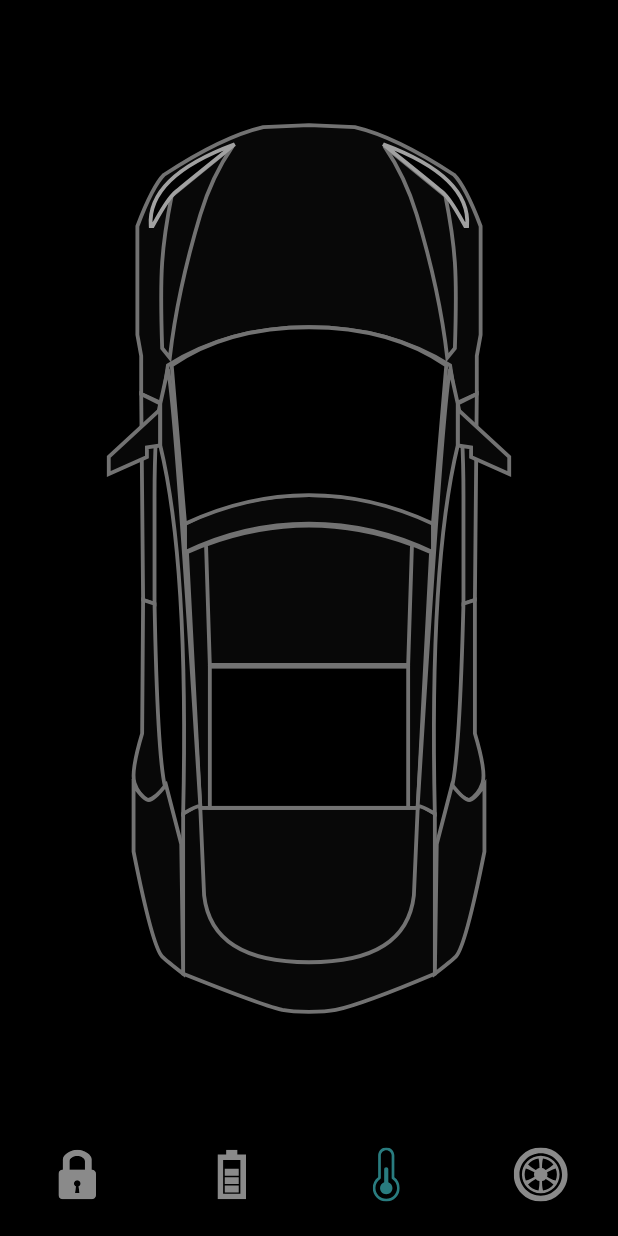
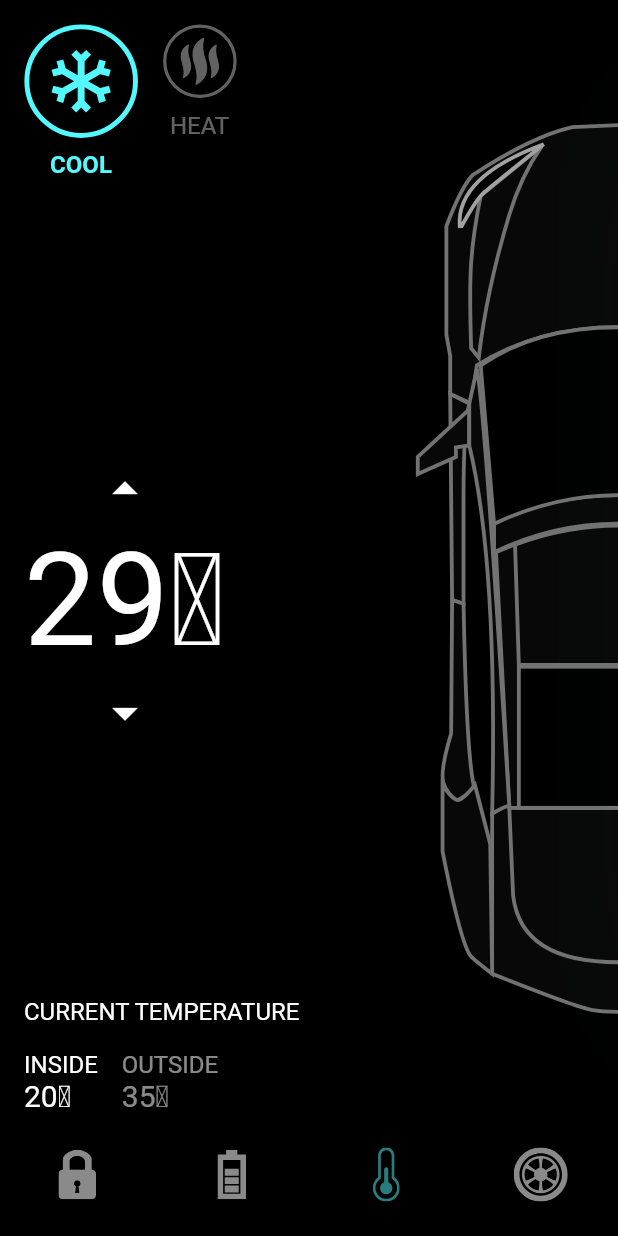
Before and after one commit to denissavishchev/car_setup, a Flutter app: the screen it shows after launch, item 3 of the bottom bar chosen, on a phone screen of 412 x 824 dp. Run offline on Flutter 3.47's test engine with Material 2 defaults, Android fonts, the phone set to English and light mode, and no system bars; our stand-ins replace flutter_svg.

```diff
--- a/lib/main.dart
+++ b/lib/main.dart
@@ -10,7 +10,7 @@ class MyApp extends StatelessWidget {
 
   @override
   Widget build(BuildContext context) {
-    return MaterialApp(
+    return const MaterialApp(
       debugShowCheckedModeBanner: false,
       home: HomeScreen(),
     );
--- a/lib/screens/components/battery_status.dart
+++ b/lib/screens/components/battery_status.dart
@@ -16,7 +16,7 @@ class BatteryStatus extends StatelessWidget {
         const Text('220 mi', style: TextStyle(color: Colors.white, fontSize: 42, fontWeight: FontWeight.bold),),
         const Text('62%', style: TextStyle(color: Colors.white, fontSize: 24, fontWeight: FontWeight.bold),),
         const Spacer(),
-        Text('Charging'.toUpperCase(), style: TextStyle(color: Colors.white, fontSize: 24, fontWeight: FontWeight.bold),),
+        Text('Charging'.toUpperCase(), style: const TextStyle(color: Colors.white, fontSize: 24, fontWeight: FontWeight.bold),),
         const Text('18 min remaining', style: TextStyle(color: Colors.white, fontSize: 24, fontWeight: FontWeight.bold),),
         SizedBox(height: constraints.maxHeight * 0.14,),
         Row(
--- /dev/null
+++ b/lib/screens/components/temp_details.dart
@@ -0,0 +1,100 @@
+import 'package:car/screens/components/tmp_btn.dart';
+import 'package:flutter/material.dart';
+
+import '../../constants.dart';
+import '../../home_controller.dart';
+
+class TempDetails extends StatefulWidget {
+  TempDetails({
+    Key? key,
+    required HomeController controller,
+  }) : _controller = controller, super(key: key);
+
+  final HomeController _controller;
+
+  @override
+  State<TempDetails> createState() => _TempDetailsState();
+}
+
+class _TempDetailsState extends State<TempDetails> {
+  var temperature = 29;
+
+  @override
+  Widget build(BuildContext context) {
+    return Padding(
+      padding: const EdgeInsets.all(defaultPadding),
+      child: Column(
+        crossAxisAlignment: CrossAxisAlignment.start,
+        children: [
+          SizedBox(
+            height: 120,
+            child: Row(
+              children: [
+                TempBtn(
+                    isActive: widget._controller.isCoolSelected,
+                    svgSrc: 'assets/images/coolShape.svg',
+                    title: 'COOL',
+                    press: widget._controller.updateCoolSelectedTab
+                ),
+                const SizedBox(width: defaultPadding,),
+                TempBtn(
+                    isActive: !widget._controller.isCoolSelected,
+                    svgSrc: 'assets/images/heatShape.svg',
+                    title: 'HEAT',
+                    activeColor: redColor,
+                    press: widget._controller.updateCoolSelectedTab
+                ),
+              ],
+            ),
+          ),
+          const Spacer(),
+          Column(
+            children: [
+              IconButton(
+                  padding: EdgeInsets.zero,
+                  onPressed: () {
+                    setState(() {
+                      temperature++;
+                    });
+                  },
+                  icon: const Icon(Icons.arrow_drop_up, size: 40, color: Colors.white,)),
+              Text('$temperature\u2103', style: TextStyle(fontSize: 86, color: Colors.white),),
+              IconButton(
+                  padding: EdgeInsets.zero,
+                  onPressed: () {
+                    setState(() {
+                      temperature--;
+                    });
+                  },
+                  icon: const Icon(Icons.arrow_drop_down, size: 40, color: Colors.white)),
+            ],
+          ),
+
+          const Spacer(),
+          const Text('CURRENT TEMPERATURE', style: TextStyle(fontSize: 16, color: Colors.white),),
+          const SizedBox(height: defaultPadding,),
+          Row(
+            children: [
+              Column(
+                crossAxisAlignment: CrossAxisAlignment.start,
+                children: const [
+                  Text('INSIDE', style: TextStyle(fontSize: 16, color: Colors.white),),
+                  Text('20''\u2103', style: TextStyle(fontSize: 20, color: Colors.white),)
+                ],
+              ),
+              const SizedBox(width: defaultPadding,),
+              Column(
+                crossAxisAlignment: CrossAxisAlignment.start,
+                children: const [
+                  Text('OUTSIDE', style: TextStyle(fontSize: 16, color: Colors.white54),),
+                  Text('35''\u2103', style: TextStyle(fontSize: 20, color: Colors.white54),)
+                ],
+              ),
+            ],
+          ),
+
+        ],
+      ),
+    );
+  }
+}
--- /dev/null
+++ b/lib/screens/components/tmp_btn.dart
@@ -0,0 +1,48 @@
+import 'package:flutter/material.dart';
+import 'package:flutter_svg/svg.dart';
+
+import '../../constants.dart';
+
+class TempBtn extends StatelessWidget {
+  const TempBtn({
+    Key? key,
+    required this.svgSrc,
+    required this.title,
+    this.isActive = false,
+    required this.press,
+    this.activeColor = primaryColor,
+  }) : super(key: key);
+
+  final String svgSrc, title;
+  final bool isActive;
+  final VoidCallback press;
+  final Color activeColor;
+
+  @override
+  Widget build(BuildContext context) {
+    return GestureDetector(
+      onTap: press,
+      child: Column(
+        children: [
+          AnimatedContainer(
+            duration: const Duration(milliseconds: 200),
+            curve: Curves.easeInOutBack,
+            height: isActive ? 76 : 50,
+            width: isActive ? 76 : 50,
+            child: SvgPicture.asset(svgSrc,
+              color: isActive ? activeColor : Colors.white38,),
+          ),
+          const SizedBox(height: defaultPadding / 2,),
+          AnimatedDefaultTextStyle(
+            style: TextStyle(
+              fontSize: 16,
+              color: isActive ? activeColor : Colors.white38,
+              fontWeight: isActive ? FontWeight.bold : FontWeight.normal,
+            ), duration: const Duration(milliseconds: 200),
+            child: Text(title),),
+
+        ],
+      ),
+    );
+  }
+}
--- a/lib/screens/home_screen.dart
+++ b/lib/screens/home_screen.dart
@@ -1,27 +1,41 @@
-import 'dart:ffi';
-
 import 'package:car/constants.dart';
 import 'package:car/home_controller.dart';
+import 'package:car/models/typePsi.dart';
 import 'package:flutter/material.dart';
 import 'package:flutter_svg/svg.dart';
 import 'components/battery_status.dart';
 import 'components/car_bottom_navigationbar.dart';
 import 'components/door_lock.dart';
+import 'components/temp_details.dart';
+import 'components/tyre_psi_card.dart';
+import 'components/tyres.dart';
 
 class HomeScreen extends StatefulWidget {
-  HomeScreen({Key? key}) : super(key: key);
+  const HomeScreen({Key? key}) : super(key: key);
 
   @override
   State<HomeScreen> createState() => _HomeScreenState();
 }
 
-class _HomeScreenState extends State<HomeScreen>
-    with SingleTickerProviderStateMixin {
+class _HomeScreenState extends State<HomeScreen> with TickerProviderStateMixin {
   final HomeController _controller = HomeController();
 
   late AnimationController _batteryAnimationController;
   late Animation<double> _animationBattery;
   late Animation<double> _animationBatteryStatus;
+
+  late AnimationController _tempAnimationController;
+  late Animation<double> _animationCarShift;
+  late Animation<double> _animationTempShowInfo;
+  late Animation<double> _animationCoolGlow;
+
+  late AnimationController _tyreAnimationController;
+  late Animation<double> _animationTyre1Psi;
+  late Animation<double> _animationTyre2Psi;
+  late Animation<double> _animationTyre3Psi;
+  late Animation<double> _animationTyre4Psi;
+
+  late List<Animation<double>> _tyreAnimations;
 
   void setupBatteryAnimation() {
     _batteryAnimationController = AnimationController(
@@ -29,29 +43,73 @@ class _HomeScreenState extends State<HomeScreen>
       duration: const Duration(milliseconds: 600),
     );
     _animationBattery = CurvedAnimation(
-        parent: _batteryAnimationController,
-        curve: const Interval(0.0, 0.5));
+        parent: _batteryAnimationController, curve: const Interval(0.0, 0.5));
     _animationBatteryStatus = CurvedAnimation(
-        parent: _batteryAnimationController,
-        curve: const Interval(0.6, 1));
+        parent: _batteryAnimationController, curve: const Interval(0.6, 1));
+  }
+
+  void setupTempAnimation() {
+    _tempAnimationController = AnimationController(
+      vsync: this,
+      duration: const Duration(milliseconds: 1500),
+    );
+    _animationCarShift = CurvedAnimation(
+        parent: _tempAnimationController, curve: const Interval(0.2, 0.4));
+    _animationTempShowInfo = CurvedAnimation(
+        parent: _tempAnimationController, curve: const Interval(0.45, 0.65));
+    _animationCoolGlow = CurvedAnimation(
+        parent: _tempAnimationController, curve: const Interval(0.7, 1.0));
+  }
+
+  void setupTyreAnimation() {
+    _tyreAnimationController = AnimationController(
+        vsync: this,
+        duration: const Duration(milliseconds: 1200));
+    _animationTyre1Psi = CurvedAnimation(
+        parent: _tyreAnimationController,
+        curve: const Interval(0.34, 0.5));
+    _animationTyre2Psi = CurvedAnimation(
+        parent: _tyreAnimationController,
+        curve: const Interval(0.5, 0.66));
+    _animationTyre3Psi = CurvedAnimation(
+        parent: _tyreAnimationController,
+        curve: const Interval(0.66, 0.82));
+    _animationTyre4Psi = CurvedAnimation(
+        parent: _tyreAnimationController,
+        curve: const Interval(0.82, 1.0));
   }
 
   @override
   void initState() {
     setupBatteryAnimation();
+    setupTempAnimation();
+    setupTyreAnimation();
+    _tyreAnimations = [
+      _animationTyre1Psi,
+      _animationTyre2Psi,
+      _animationTyre3Psi,
+      _animationTyre4Psi,
+    ];
     super.initState();
   }
 
   @override
   void dispose() {
     _batteryAnimationController.dispose();
+    _tempAnimationController.dispose();
+    _tyreAnimationController.dispose();
     super.dispose();
   }
 
   @override
   Widget build(BuildContext context) {
     return AnimatedBuilder(
-        animation: Listenable.merge([_controller, _batteryAnimationController]),
+        animation: Listenable.merge([
+          _controller,
+          _batteryAnimationController,
+          _tempAnimationController,
+          _tyreAnimationController,
+        ]),
         builder: (context, _) {
           return Scaffold(
             bottomNavigationBar: CarBottomNavigationBar(
@@ -61,6 +119,18 @@ class _HomeScreenState extends State<HomeScreen>
                 } else if (_controller.selectedBottomTab == 1 && index != 1) {
                   _batteryAnimationController.reverse(from: 0.7);
                 }
+                if (index == 2) {
+                  _tempAnimationController.forward();
+                } else if (_controller.selectedBottomTab == 2 && index != 2) {
+                  _tempAnimationController.reverse(from: 0.4);
+                }
+                if (index == 3) {
+                  _tyreAnimationController.forward();
+                } else if (_controller.selectedBottomTab == 3 && index != 3) {
+                  _tyreAnimationController.reverse();
+                }
+                _controller.showTyreController(index);
+                _controller.tyreStatusController(index);
                 _controller.onBottomNavigationTabChange(index);
               },
               selectedTab: _controller.selectedBottomTab,
@@ -70,12 +140,21 @@ class _HomeScreenState extends State<HomeScreen>
               return Stack(
                 alignment: Alignment.center,
                 children: [
-                  Padding(
+                  SizedBox(
+                    height: constrains.maxHeight,
+                    width: constrains.maxWidth,
+                  ),
+                  Positioned(
+                    left: constrains.maxWidth / 2 * _animationCarShift.value,
+                    height: constrains.maxHeight,
+                    width: constrains.maxWidth,
+                    child: Padding(
                       padding: EdgeInsets.symmetric(
                           vertical: constrains.maxHeight * 0.1),
                       child: SvgPicture.asset(
                         'assets/images/Car.svg',
                         width: double.infinity,
+                      ),
                     ),
                   ),
                   AnimatedPositioned(
@@ -143,8 +222,50 @@ class _HomeScreenState extends State<HomeScreen>
                     width: constrains.maxWidth,
                     child: Opacity(
                         opacity: _animationBatteryStatus.value,
-                        child: BatteryStatus(constraints: constrains,)),
+                        child: BatteryStatus(
+                          constraints: constrains,
+                        )),
+                  ),
+                  Positioned(
+                      height: constrains.maxHeight,
+                      width: constrains.maxWidth,
+                      top: 60 * (1 - _animationTempShowInfo.value),
+                      child: Opacity(
+                          opacity: _animationTempShowInfo.value,
+                          child: TempDetails(controller: _controller))),
+                  Positioned(
+                      right: -180 * (1 - _animationCoolGlow.value),
+                      child: AnimatedSwitcher(
+                          duration: defaultDuration,
+                          child: _controller.isCoolSelected
+                              ? Image.asset(
+                                  'assets/images/Cool_glow_2.png',
+                                  key: UniqueKey(),
+                                  width: 200,
                                 )
+                              : Image.asset(
+                                  'assets/images/Hot_glow_4.png',
+                                  key: UniqueKey(),
+                                  width: 200,
+                                ))),
+                  if (_controller.isShowTyre)...tyres(constrains),
+                  if (_controller.isShowTyreStatus)
+                    GridView.builder(
+                    itemCount: 4,
+                      physics: const NeverScrollableScrollPhysics(),
+                      gridDelegate: SliverGridDelegateWithFixedCrossAxisCount(
+                        crossAxisCount: 2,
+                        mainAxisSpacing: defaultPadding,
+                        crossAxisSpacing: defaultPadding,
+                        childAspectRatio: constrains.maxWidth / constrains.maxHeight,
+                      ),
+                      itemBuilder: (context, index) => ScaleTransition(
+                        scale: _tyreAnimations[index],
+                        child: TyrePsiCard(
+                          isBottomTwoTyre: index > 1,
+                          tyrePsi: demoPsiList[index],
+                        ),
+                      ),),
                 ],
               );
             })),
```
Also changed, not shown: lib/home_controller.dart (+36 -0 lines), lib/screens/components/tyre_psi_card.dart (added, +101 -0 lines), lib/screens/components/tyres.dart (added, +23 -0 lines), 5 other files. Lines whose indentation alone changed are shown as unchanged.
